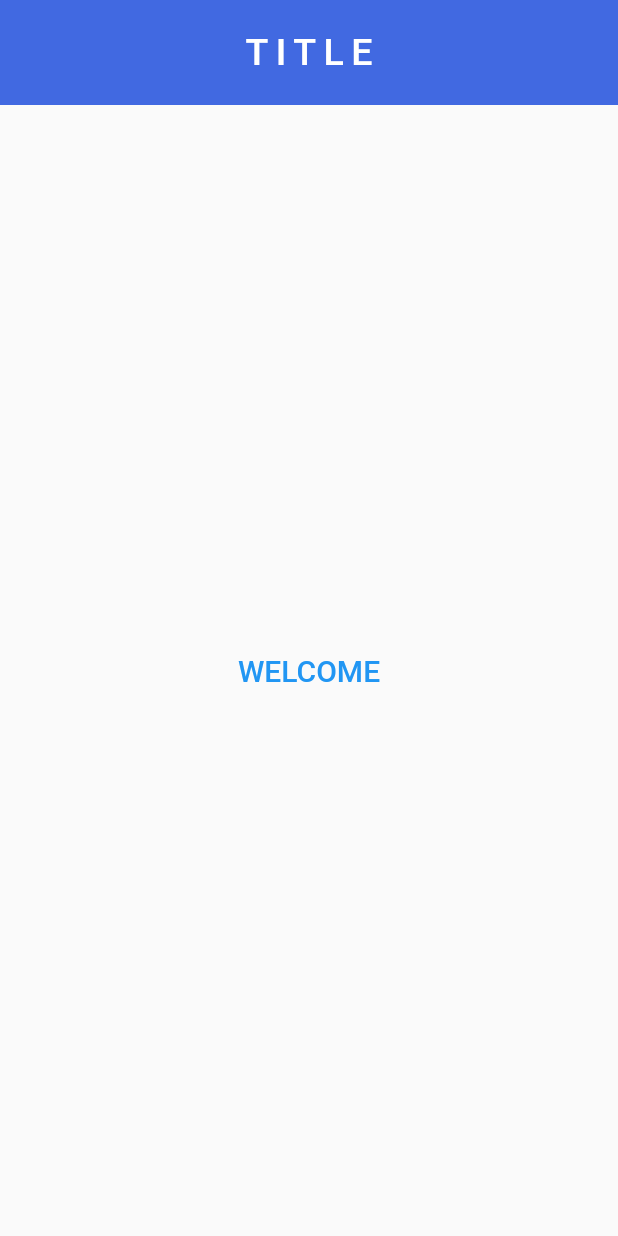
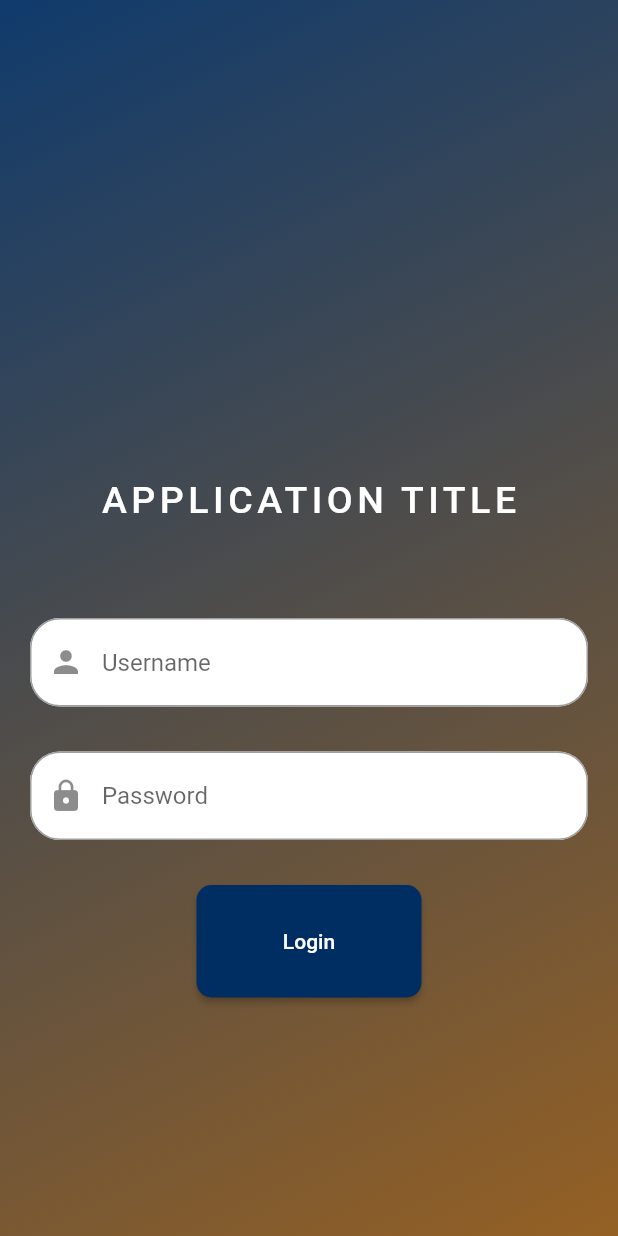
Before and after one commit to vincentmworia/flutter-mqtt-template-2, a Flutter app: the screen it shows after launch, on a phone screen of 412 x 824 dp. Run offline on Flutter 3.47's test engine with Material 2 defaults, Android fonts, the phone set to English and light mode, and no system bars; missing offline and left inert: mqtt_client, platform_device_id.

Commit message:
login page done

```diff
--- a/lib/main.dart
+++ b/lib/main.dart
@@ -1,4 +1,6 @@
 import 'package:flutter/material.dart';
+
+import './screens/auth_screen.dart';
 
 void main() {
   runApp(const MyApp());
@@ -7,14 +9,14 @@ void main() {
 class MyApp extends StatelessWidget {
   const MyApp({Key? key}) : super(key: key);
 
-  static const appTitle = 'IOT TEMPLATE';
-  static const _appPrimaryColor = Color(0xff4169e1);
-  static const _appSecondaryColor = Color(0xfa3EB489);
+  static const _appTitle = 'MQTT TEST';
+  static const _appPrimaryColor = Color(0xff002E63);//BLUE COOL BLACK
+  static const _appSecondaryColor = Color(0xffb16002);
 
   @override
   Widget build(BuildContext context) {
     return MaterialApp(
-      title: appTitle,
+      title: _appTitle,
       debugShowCheckedModeBanner: false,
       theme: ThemeData(
         colorScheme: ColorScheme.fromSwatch()
@@ -27,24 +29,9 @@ class MyApp extends StatelessWidget {
               .textTheme
               .titleLarge!
               .copyWith(color: Colors.white, fontSize: 25.0, letterSpacing: 5.0),
-        ).copyWith(iconTheme: const IconThemeData(size: 30.0)),
+        ).copyWith(iconTheme: const IconThemeData(size: 30.0),),
       ),
-      home: SafeArea(
-        child: Scaffold(
-          appBar: AppBar(
-            title: const Text("TITLE"),
-          ),
-          body: Center(
-            child: Text(
-              "WELCOME",
-              style: Theme.of(context)
-                  .textTheme
-                  .titleLarge
-                  ?.copyWith(color: Theme.of(context).colorScheme.secondary),
-            ),
-          ),
-        ),
-      ),
+      home: const AuthScreen(),
     );
   }
 }
--- /dev/null
+++ b/lib/screens/auth_screen.dart
@@ -0,0 +1,136 @@
+import 'package:flutter/material.dart';
+
+class AuthScreen extends StatefulWidget {
+  const AuthScreen({Key? key}) : super(key: key);
+
+  @override
+  State<AuthScreen> createState() => _AuthScreenState();
+}
+
+class _AuthScreenState extends State<AuthScreen> {
+  final _formKey = GlobalKey<FormState>();
+
+  OutlineInputBorder _outlinedInputBorder(Color color) => OutlineInputBorder(
+        borderRadius: BorderRadius.circular(20),
+        gapPadding: 4.0,
+        borderSide: BorderSide(
+          color: color,
+          width: 1.0,
+        ),
+      );
+
+  Widget _textFormField(
+          {required String hintText,
+          required String labelText,
+          required IconData icon}) =>
+      TextFormField(
+        decoration: InputDecoration(
+          filled: true,
+          fillColor: Colors.white,
+
+          prefixIcon: Icon(icon),
+          hintText: hintText,
+          // labelText: labelText,
+          // TODO PRESSED
+          focusedBorder:
+              _outlinedInputBorder(Theme.of(context).colorScheme.primary),
+          // TODO UNPRESSED
+          enabledBorder: _outlinedInputBorder(Colors.grey),
+        ),
+      );
+
+  @override
+  Widget build(BuildContext context) {
+    final deviceHeight =
+        MediaQuery.of(context).size.height - MediaQuery.of(context).padding.top;
+    final deviceWidth = MediaQuery.of(context).size.width;
+    const opValue = 0.75;
+    final background = Container(
+      width: double.infinity,
+      height: deviceHeight,
+      decoration: BoxDecoration(
+        gradient: LinearGradient(
+          colors: [
+            Theme.of(context).colorScheme.primary.withOpacity(opValue),
+            Theme.of(context).colorScheme.secondary.withOpacity(opValue),
+          ],
+          begin: Alignment.topLeft,
+          end: Alignment.bottomRight,
+        ),
+      ),
+    );
+    return SafeArea(
+        child: Scaffold(
+      backgroundColor:
+          Theme.of(context).colorScheme.primary.withOpacity(opValue),
+      body: Stack(
+        alignment: Alignment.center,
+        children: [
+          background,
+          Padding(
+            padding: const EdgeInsets.all(20.0),
+            child: Form(
+              key: _formKey,
+              child: LayoutBuilder(builder: (context, cons) {
+                return Column(
+                  mainAxisAlignment: MainAxisAlignment.end,
+                  children: <Widget>[
+                    SizedBox(
+                      height: cons.maxHeight * 0.2,
+                      child: Center(
+                        child: Text(
+                          "APPLICATION TITLE",
+                          style:
+                              Theme.of(context).textTheme.titleLarge!.copyWith(
+                                    color: Colors.white,
+                                    fontSize: 25.0,
+                                    letterSpacing: 3.0,
+                                    overflow: TextOverflow.ellipsis,
+                                  ),
+                        ),
+                      ),
+                    ),
+                    SizedBox(
+                      height: cons.maxHeight*0.5,
+                    child: SingleChildScrollView(
+
+                      child: Column(
+                      mainAxisAlignment: MainAxisAlignment.spaceBetween,
+                      children: [
+                        Column(children: [
+                          _textFormField(
+                              hintText: "Username",
+                              labelText: "Enter your name",
+                              icon: Icons.person),
+                          const SizedBox(height: 30),
+                          _textFormField(
+                              hintText: "Password",
+                              labelText: "Enter your password",
+                              icon: Icons.lock),
+                          const SizedBox(height: 30),],),
+                        ElevatedButton(
+                            style: ElevatedButton.styleFrom(
+                              fixedSize: const Size(150, 75),
+                              shape: RoundedRectangleBorder(
+                                borderRadius: BorderRadius.circular(10),
+                              ),
+                            ),
+                            onPressed: () {
+                              print("Attepmting Login");
+
+                            },
+                            child: Text("Login"))
+                      ],
+                      ),
+                    ),
+                    ),
+                  ],
+                );
+              }),
+            ),
+          )
+        ],
+      ),
+    ));
+  }
+}
```
Also changed, not shown: lib/helpers/mqtt.dart (added, +103 -0 lines), pubspec.yaml (+2 -67 lines), pubspec.lock, 5 other files.
